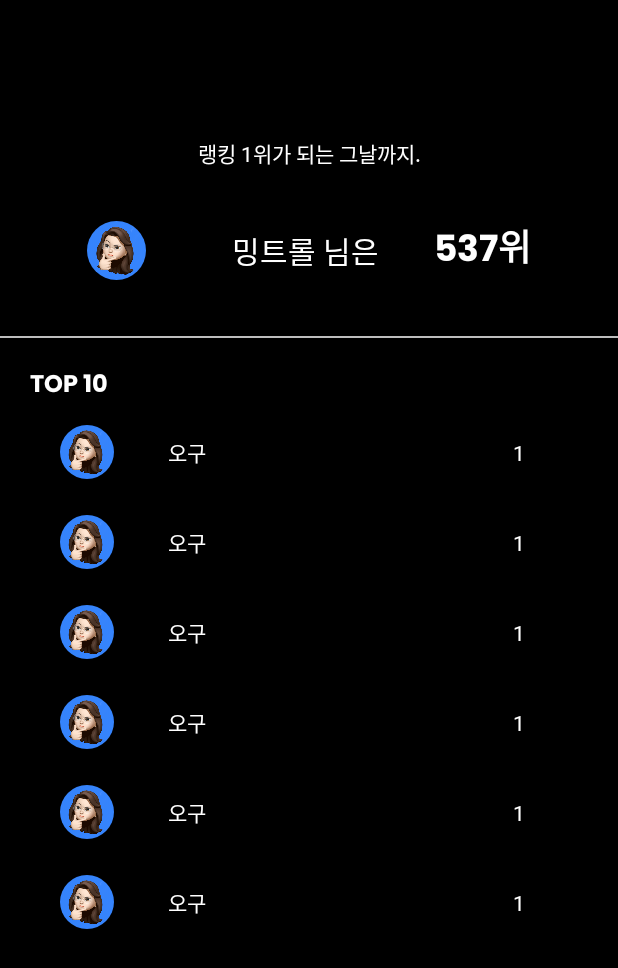
After one commit to koreahacks/2021-jcozy-Android, an Android app: the layout activity_mypage_ranking.xml on its own in the app's theme, with its tools: preview values and no code run, on a phone screen of 412 x 824 dp. The commit adds this screen. Shown: the top 968 px of the screen. Run offline under Robolectric (Android 15) with nearby library versions, the phone set to English and light mode, and no system bars.

Commit message:
RankingView

```diff
--- a/Trolly/app/src/main/java/com/jcozy/trolly/mypage/MypageRankingActivity.kt
+++ b/Trolly/app/src/main/java/com/jcozy/trolly/mypage/MypageRankingActivity.kt
@@ -3,11 +3,53 @@ package com.jcozy.trolly.mypage
 import android.os.Bundle
 import androidx.appcompat.app.AppCompatActivity
 import com.jcozy.trolly.R
+import com.jcozy.trolly.network.responseData.RankingData
+import kotlinx.android.synthetic.main.activity_mypage_ranking.*
+
 
 class MypageRankingActivity : AppCompatActivity() {
+
+    lateinit var rankingAdapter: MypageRankingAdapter
+
+    val data = mutableListOf<RankingData>()
+
     override fun onCreate(savedInstanceState: Bundle?) {
         super.onCreate(savedInstanceState)
         setContentView(R.layout.activity_ranking)
 
+        rankingAdapter = MypageRankingAdapter(this)
+        rc_ranking.adapter = rankingAdapter
+
+        loadRanking()
+    }
+
+    private fun loadRanking(){
+        data.apply {
+            add(
+                RankingData(
+                   profile = "https://cdn.pixabay.com/photo/2015/04/23/21/59/tree-736877__340.jpg",
+                    name = "오구",
+                    ranking = 1
+                )
+            )
+            add(
+                RankingData(
+                    profile = "https://cdn.pixabay.com/photo/2015/04/23/21/59/tree-736877__340.jpg",
+                    name = "오구",
+                    ranking = 1
+                )
+            )
+            add(
+                RankingData(
+                    profile = "https://cdn.pixabay.com/photo/2015/04/23/21/59/tree-736877__340.jpg",
+                    name = "오구",
+                    ranking = 1
+                )
+            )
+        }
+
+        rankingAdapter.data = data
+        rankingAdapter.notifyDataSetChanged()
+
     }
 }
--- /dev/null
+++ b/Trolly/app/src/main/java/com/jcozy/trolly/mypage/MypageRankingAdapter.kt
@@ -0,0 +1,31 @@
+package com.jcozy.trolly.mypage
+
+import android.content.Context
+import android.view.LayoutInflater
+import android.view.ViewGroup
+import androidx.recyclerview.widget.RecyclerView
+import com.jcozy.trolly.R
+import com.jcozy.trolly.network.responseData.RankingData
+
+
+
+class MypageRankingAdapter (private val context: Context) : RecyclerView.Adapter<MypageRankingViewHolder>()  {
+
+    var data = mutableListOf<RankingData>()
+
+    override fun onCreateViewHolder(parent: ViewGroup, viewType: Int): MypageRankingViewHolder {
+        val view = LayoutInflater.from(parent.context).inflate(R.layout.item_ranking, parent, false)
+        return MypageRankingViewHolder(
+            view
+        )
+    }
+
+    override fun getItemCount(): Int {
+        return data.size
+    }
+
+    override fun onBindViewHolder(holder: MypageRankingViewHolder, position: Int) {
+        holder.bind(data[position])
+    }
+
+}
--- /dev/null
+++ b/Trolly/app/src/main/java/com/jcozy/trolly/mypage/MypageRankingViewHolder.kt
@@ -0,0 +1,23 @@
+package com.jcozy.trolly.mypage
+
+import android.view.View
+import android.widget.ImageView
+import android.widget.TextView
+import androidx.recyclerview.widget.RecyclerView
+import com.bumptech.glide.Glide
+import com.jcozy.trolly.R
+import com.jcozy.trolly.network.responseData.RankingData
+
+class MypageRankingViewHolder(itemView: View): RecyclerView.ViewHolder(itemView) {
+
+    var profile : ImageView = itemView.findViewById(R.id.iv_mypage_ranking_profile)
+    var name : TextView = itemView.findViewById(R.id.tv_mypage_ranking_name)
+    var ranking : TextView = itemView.findViewById(R.id.tv_ranking)
+
+    fun bind(myData : RankingData){
+        Glide.with(itemView).load(myData.profile).into(profile)
+        name.text = myData.name
+        ranking.text = myData.ranking.toString()
+    }
+
+}
--- /dev/null
+++ b/Trolly/app/src/main/java/com/jcozy/trolly/network/responseData/ResponseMypageRankingData.kt
@@ -0,0 +1,14 @@
+package com.jcozy.trolly.network.responseData
+
+data class ResponseMypageRankingData(
+    val status: Int,
+    val success: Boolean,
+    val message: String,
+    val data: List<RankingData>
+)
+
+data class RankingData(
+    val profile : String,
+    val name : String,
+    val ranking : Int
+)
--- /dev/null
+++ b/Trolly/app/src/main/res/layout/activity_mypage_ranking.xml
@@ -0,0 +1,140 @@
+<?xml version="1.0" encoding="utf-8"?>
+<androidx.constraintlayout.widget.ConstraintLayout xmlns:android="http://schemas.android.com/apk/res/android"
+    android:layout_width="match_parent"
+    android:layout_height="match_parent"
+    xmlns:app="http://schemas.android.com/apk/res-auto"
+    xmlns:tools="http://schemas.android.com/tools"
+    android:background="@color/black">
+
+    <androidx.appcompat.widget.Toolbar
+        android:id="@+id/tb_mypage_ranking"
+        android:layout_width="match_parent"
+        android:layout_height="56dp"
+        app:layout_constraintTop_toTopOf="parent" />
+
+    <androidx.core.widget.NestedScrollView
+        android:layout_width="match_parent"
+        android:layout_height="wrap_content"
+        android:clipToPadding="false"
+        android:descendantFocusability="blocksDescendants"
+        android:fillViewport="true"
+        android:overScrollMode="never"
+        android:layout_marginTop="91dp"
+        app:layout_constraintTop_toTopOf="parent"
+        app:layout_constraintStart_toStartOf="parent"
+        tools:layout_editor_absoluteX="0dp">
+
+        <androidx.constraintlayout.widget.ConstraintLayout
+            android:layout_width="match_parent"
+            android:layout_height="wrap_content">
+        <TextView
+            android:id="@+id/tv_ranking_explain"
+            android:layout_width="wrap_content"
+            android:layout_height="wrap_content"
+            android:fontFamily="@font/spoqahansansneo_bold"
+            android:text="랭킹 1위가 되는 그날까지."
+            android:textColor="@color/white"
+            android:textSize="14dp"
+            android:textAlignment="center"
+            app:layout_constraintTop_toTopOf="parent"
+            app:layout_constraintStart_toStartOf="@+id/start_guideline_mypage_ranking"
+            app:layout_constraintEnd_toEndOf="@id/end_guideline_mypage_ranking"
+            />
+
+        <de.hdodenhof.circleimageview.CircleImageView
+            android:id="@+id/iv_mypage_ranking_userprofile"
+            android:layout_width="39dp"
+            android:layout_height="39dp"
+            android:layout_marginStart="38dp"
+            android:src="@drawable/profile_img"
+            app:layout_constraintBottom_toBottomOf="@+id/tv_mypage_ranking_name"
+            app:layout_constraintStart_toStartOf="@id/start_guideline_mypage_ranking"
+            app:layout_constraintTop_toTopOf="@+id/tv_mypage_ranking_name" />
+
+        <TextView
+            android:id="@+id/tv_mypage_ranking_name"
+            android:layout_width="wrap_content"
+            android:layout_height="wrap_content"
+            android:layout_marginStart="20dp"
+            android:layout_marginTop="39dp"
+            android:fontFamily="@font/spoqahansansneo_light"
+            android:text="밍트롤 님은"
+            android:textColor="@color/white"
+            android:textSize="20dp"
+            app:layout_constraintEnd_toStartOf="@+id/tv_mypage_ranking"
+            app:layout_constraintStart_toEndOf="@id/iv_mypage_ranking_userprofile"
+            app:layout_constraintTop_toBottomOf="@id/tv_ranking_explain" />
+
+        <TextView
+            android:id="@+id/tv_mypage_ranking"
+            android:layout_width="wrap_content"
+            android:layout_height="wrap_content"
+            android:layout_marginStart="20dp"
+            android:fontFamily="@font/poppins_bold"
+            android:text="537위"
+            android:textColor="@color/white"
+            android:textSize="24dp"
+            android:layout_marginEnd="38dp"
+            app:layout_constraintBottom_toBottomOf="@id/tv_mypage_ranking_name"
+            app:layout_constraintEnd_toEndOf="@+id/end_guideline_mypage_ranking"
+            app:layout_constraintTop_toTopOf="@id/tv_mypage_ranking_name" />
+
+        <View
+            android:id="@+id/ranking_view"
+            android:layout_width="match_parent"
+            android:layout_height="1dp"
+            android:background="@color/lightgrey"
+            app:layout_constraintTop_toBottomOf="@id/tv_mypage_ranking_name"
+            app:layout_constraintStart_toStartOf="parent"
+            android:layout_marginTop="42dp"
+            />
+
+        <TextView
+            android:id="@+id/tv_ranking_top10"
+            android:layout_width="wrap_content"
+            android:layout_height="wrap_content"
+            android:fontFamily="@font/poppins_bold"
+            android:text="TOP 10"
+            android:textColor="@color/white"
+            android:textSize="16dp"
+            app:layout_constraintTop_toBottomOf="@id/ranking_view"
+            app:layout_constraintStart_toStartOf="@id/start_guideline_mypage_ranking"
+            android:layout_marginTop="18dp"/>
+
+        <androidx.recyclerview.widget.RecyclerView
+            android:id="@+id/rc_ranking"
+            android:layout_width="0dp"
+            android:layout_height="wrap_content"
+            app:layout_constraintTop_toBottomOf="@id/tv_ranking_top10"
+            app:layout_constraintStart_toStartOf="@id/start_guideline_mypage_ranking"
+            app:layout_constraintEnd_toEndOf="@id/end_guideline_mypage_ranking"
+            app:layout_constraintBottom_toBottomOf="parent"
+            android:clipToPadding="false"
+            android:layout_marginBottom="99dp"
+            android:paddingHorizontal="20dp"
+            android:overScrollMode="never"
+            android:orientation="vertical"
+            tools:itemCount="10"
+            app:layoutManager="androidx.recyclerview.widget.LinearLayoutManager"
+            tools:listitem="@layout/item_ranking"/>
+
+            <androidx.constraintlayout.widget.Guideline
+                android:id="@+id/start_guideline_mypage_ranking"
+                android:layout_width="match_parent"
+                android:layout_height="match_parent"
+                android:orientation="vertical"
+                app:layout_constraintGuide_begin="20dp" />
+
+            <androidx.constraintlayout.widget.Guideline
+                android:id="@+id/end_guideline_mypage_ranking"
+                android:layout_width="match_parent"
+                android:layout_height="match_parent"
+                android:orientation="vertical"
+                app:layout_constraintGuide_end="20dp" />
+
+        </androidx.constraintlayout.widget.ConstraintLayout>
+
+
+    </androidx.core.widget.NestedScrollView>
+
+</androidx.constraintlayout.widget.ConstraintLayout>
--- /dev/null
+++ b/Trolly/app/src/main/res/layout/item_ranking.xml
@@ -0,0 +1,45 @@
+<?xml version="1.0" encoding="utf-8"?>
+<androidx.constraintlayout.widget.ConstraintLayout xmlns:android="http://schemas.android.com/apk/res/android"
+    android:layout_width="match_parent"
+    android:layout_height="wrap_content"
+    android:background="@color/black"
+    xmlns:app="http://schemas.android.com/apk/res-auto">
+
+    <de.hdodenhof.circleimageview.CircleImageView
+        android:id="@+id/iv_mypage_ranking_profile"
+        android:layout_width="36dp"
+        android:layout_height="36dp"
+        android:src="@drawable/profile_img"
+        app:layout_constraintStart_toStartOf="parent"
+        app:layout_constraintTop_toTopOf="parent"
+        app:layout_constraintBottom_toBottomOf="parent"
+        android:layout_marginVertical="12dp"
+        />
+
+    <TextView
+        android:layout_width="wrap_content"
+        android:layout_height="wrap_content"
+        android:fontFamily="@font/spoqahansansneo_light"
+        android:text="오구"
+        android:textColor="@color/white"
+        android:textSize="14dp"
+        app:layout_constraintTop_toTopOf="@id/iv_mypage_ranking_profile"
+        app:layout_constraintBottom_toBottomOf="@id/iv_mypage_ranking_profile"
+        app:layout_constraintStart_toEndOf="@id/iv_mypage_ranking_profile"
+        android:layout_marginStart="36dp"/>
+
+    <TextView
+        android:id="@+id/tv_ranking"
+        android:layout_width="wrap_content"
+        android:layout_height="wrap_content"
+        android:fontFamily="@font/spoqahansansneo_bold"
+        android:text="1"
+        android:textColor="@color/white"
+        android:textSize="14dp"
+        app:layout_constraintEnd_toEndOf="parent"
+        app:layout_constraintTop_toTopOf="parent"
+        app:layout_constraintBottom_toBottomOf="parent"
+        android:layout_marginEnd="22dp"/>
+
+
+</androidx.constraintlayout.widget.ConstraintLayout>
```
Also changed, not shown: Trolly/app/src/main/res/drawable-hdpi/ic_mypage_before.png (added), Trolly/app/src/main/res/drawable-mdpi/ic_mypage_before.png (added), Trolly/app/src/main/res/drawable-xhdpi/ic_mypage_before.png (added), Trolly/app/src/main/res/drawable-xxhdpi/ic_mypage_before.png (added), Trolly/app/src/main/res/drawable-xxxhdpi/ic_mypage_before.png (added).
